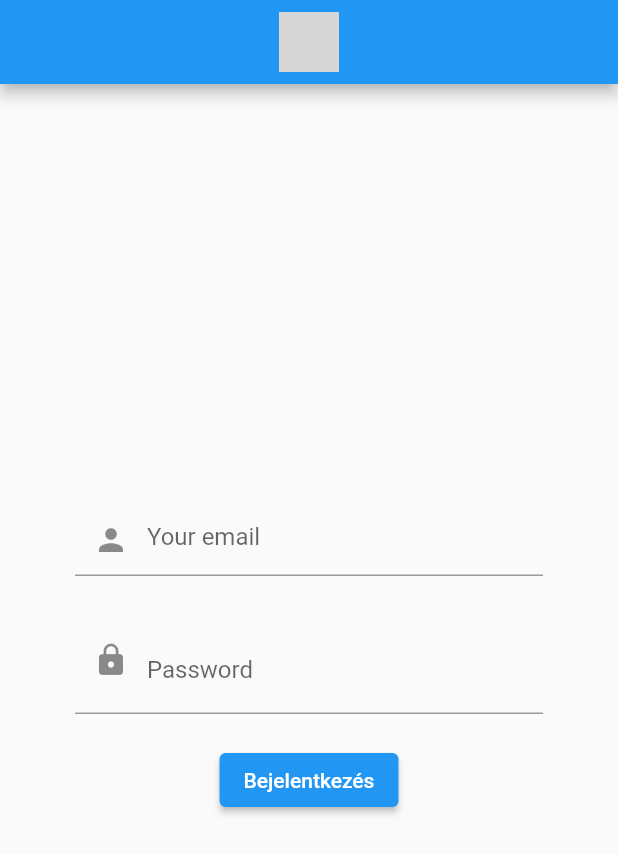
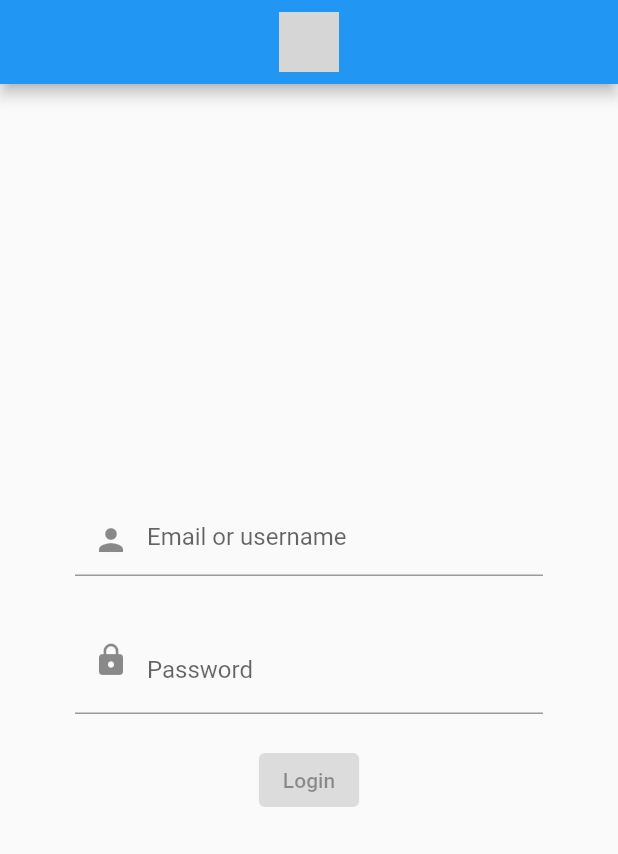
Before and after one commit to Dommma/dipterv, a Flutter app: the screen it shows after launch, on a phone screen of 412 x 824 dp. Shown: the top 854 px of the screen. Run offline on Flutter 3.47's test engine with Material 2 defaults, Android fonts, the phone set to English and light mode, and no system bars; our stand-ins replace bloc, equatable, flutter_bloc, pocketbase; network calls fail; grey boxes are pictures that could not be loaded.

Commit message:
- Finished login - NavBar without current ListTile indicator

```diff
--- a/lib/bloc/authentication/auth_state.dart
+++ b/lib/bloc/authentication/auth_state.dart
@@ -3,20 +3,24 @@ part of 'auth_cubit.dart';
 @immutable
 abstract class AuthState extends Equatable {}
 
-class AuthInitial extends AuthState {
+class AuthInitialState extends AuthState {
   final bool isPasswordViewActive;
+  final String emailText;
+  final String passwordText;
 
-  AuthInitial({required this.isPasswordViewActive});
+  AuthInitialState({isPasswordViewActive, emailText, passwordText})
+  : isPasswordViewActive = isPasswordViewActive ?? true,
+  emailText = emailText ?? "",
+  passwordText = passwordText ?? "";
 
   @override
-  List<Object?> get props => [isPasswordViewActive];
+  List<Object?> get props => [isPasswordViewActive, emailText, passwordText];
 }
 
 class AuthLoadingState extends AuthState {
 
   @override
   List<Object?> get props => [];
-
 }
 
 class AuthLoggedInState extends AuthState {
@@ -27,3 +31,12 @@ class AuthLoggedInState extends AuthState {
   @override
   List<Object?> get props => [userModel];
 }
+
+class AuthErrorState extends AuthState {
+  final String errorMessage;
+
+  AuthErrorState({required this.errorMessage});
+
+  @override
+  List<Object?> get props => [errorMessage];
+}
--- a/lib/main.dart
+++ b/lib/main.dart
@@ -1,6 +1,8 @@
+import 'package:dipterv/bloc/authentication/auth_cubit.dart';
 import 'package:dipterv/ui/pages/login_page.dart';
 import 'package:dipterv/ui/widgets/navbar_widget.dart';
 import 'package:flutter/material.dart';
+import 'package:flutter_bloc/flutter_bloc.dart';
 
 void main() {
   runApp(const MyApp());
@@ -11,13 +13,15 @@ class MyApp extends StatelessWidget {
 
   @override
   Widget build(BuildContext context) {
-    return MaterialApp(
-      debugShowCheckedModeBanner: false,
-      title: 'Dipterv',
-      theme: ThemeData(
-        primarySwatch: Colors.blue,
-      ),
-      home: LoginPage(),
+    return BlocProvider(
+      create: (context) => AuthCubit(),
+      child: MaterialApp(
+          debugShowCheckedModeBanner: false,
+          title: 'Dipterv',
+          theme: ThemeData(
+            primarySwatch: Colors.blue,
+          ),
+          home: LoginPage()),
     );
   }
 }
--- a/lib/models/user_model.dart
+++ b/lib/models/user_model.dart
@@ -4,9 +4,9 @@ part 'user_model.g.dart';
 
 @JsonSerializable()
 class UserModel {
-  String email, name, avatar;
+  String id, email, name, avatar, collectionId;
 
-  UserModel({required this.email, required this.name, required this.avatar});
+  UserModel({required this.id, required this.email, required this.name, required this.avatar, required this.collectionId});
 
   factory UserModel.fromJson(Map<String, dynamic> json) => _$UserModelFromJson(json);
 
--- a/lib/services/constans.dart
+++ b/lib/services/constans.dart
@@ -1,3 +1,4 @@
 import 'package:pocketbase/pocketbase.dart';
 
-final pocketBase = PocketBase('http://127.0.0.1:8090');
+final pocketBase = PocketBase('http://10.0.2.2:8090');
+const filePath = "http://10.0.2.2:8090/api/files/";
--- a/lib/ui/pages/login_page.dart
+++ b/lib/ui/pages/login_page.dart
@@ -1,8 +1,10 @@
+import 'package:dipterv/bloc/authentication/auth_cubit.dart';
+import 'package:dipterv/ui/pages/calendar_page.dart';
 import 'package:flutter/material.dart';
 import '../styles/custom_colors.dart';
+import 'package:flutter_bloc/flutter_bloc.dart';
 
 class LoginPage extends StatelessWidget {
-
   @override
   Widget build(BuildContext context) {
     return Scaffold(
@@ -10,60 +12,106 @@ class LoginPage extends StatelessWidget {
           title: Row(
             mainAxisAlignment: MainAxisAlignment.center,
             children: [
-            Image.network("https://nextgenerationtechnologies.in/uploads/page/37/flutter_logo.png", fit: BoxFit.contain, height: 40,),
+              Image.network(
+                "https://nextgenerationtechnologies.in/uploads/page/37/flutter_logo.png",
+                fit: BoxFit.contain,
+                height: 40,
+              ),
             ],
           ),
         ),
-      body: Padding(
-        padding: EdgeInsets.all(50),
+        body: BlocConsumer<AuthCubit, AuthState>(
+          listenWhen: (_, state) => state is !AuthInitialState,
+          listener: (context, state) {
+            if(state is AuthLoadingState) {
+              showDialog(
+                context: context,
+                barrierDismissible: false,
+                builder: (_) {
+                  return const Center(
+                    child: CircularProgressIndicator(
+                      strokeWidth: 2,
+                    ),
+                  );
+                },
+              );
+            }
+            if(state is AuthErrorState) {
+              ScaffoldMessenger.of(context).showSnackBar(SnackBar(content: Text(state.errorMessage)));
+            }
+            if(state is AuthLoggedInState) {
+              Navigator.pushAndRemoveUntil(context, MaterialPageRoute(builder: (_) => CalendarPage()), (route) => false);
+            }
+          },
+          buildWhen: (_, state) => state is AuthInitialState,
+          builder: (context, state) {
+            if(Navigator.canPop(context)) {
+              Navigator.pop(context);
+            }
+            if(state is AuthInitialState) {
+              print("Name: ${state.emailText}, PW: ${state.passwordText}");
+              return Padding(
+              padding: const EdgeInsets.all(50),
               child: Column(
                 mainAxisAlignment: MainAxisAlignment.center,
                 children: [
                   TextFormField(
+                    initialValue: state.emailText,
                     keyboardType: TextInputType.emailAddress,
                     textInputAction: TextInputAction.next,
                     cursorColor: CustomColor.mainColor,
-              decoration: InputDecoration(
-                hintText: "Your email",
+                    onChanged: (text) {
+                      context.read<AuthCubit>().changeUserText(text);
+                    },
+                    decoration: const InputDecoration(
+                      hintText: "Email or username",
                       prefixIcon: Padding(
-                  padding: const EdgeInsets.all(10),
+                        padding: EdgeInsets.all(10),
                         child: Icon(Icons.person),
                       ),
                     ),
                   ),
-            SizedBox(
+                  const SizedBox(
                     height: 20,
                   ),
                   TextFormField(
+                    initialValue: state.passwordText,
                     textInputAction: TextInputAction.done,
-              obscureText: true,
+                    obscureText: state.isPasswordViewActive,
                     cursorColor: CustomColor.mainColor,
+                    onChanged: (text) {
+                      context.read<AuthCubit>().changePasswordText(text);
+                    },
                     decoration: InputDecoration(
                       hintText: "Password",
-                prefixIcon: Padding(
-                  padding: const EdgeInsets.all(10),
+                      prefixIcon: const Padding(
+                        padding: EdgeInsets.all(10),
                         child: Icon(Icons.lock),
                       ),
                       suffix: IconButton(
                         onPressed: () {
-                    //ref.read(passwordFieldProvider.notifier).state = !passwordVisibilty;
+                          context.read<AuthCubit>().changePasswordView();
                         },
-                  icon: Icon(true ? Icons.visibility : Icons.visibility_off),
+                        icon: Icon(state.isPasswordViewActive ? Icons.visibility : Icons.visibility_off),
                       ),
                     ),
                   ),
-            SizedBox(
+                  const SizedBox(
                     height: 20,
                   ),
                   ElevatedButton(
-                onPressed: () {
-                  //Navigator.pushReplacement(context, MaterialPageRoute(builder: (context) => MailPage()));
-                },
-                child: const Text("Bejelentkezés"))
+                      onPressed: (state.passwordText.isEmpty || state.emailText.isEmpty) ? null
+                          : () => context.read<AuthCubit>().loginUser(state.emailText, state.passwordText),
+                      child: const Text("Login")
+                  )
                 ],
               ),
-      ),
+            );
+            } else {
+              return Container();
+            }
+          },
+        )
     );
   }
-
 }
--- a/pubspec.yaml
+++ b/pubspec.yaml
@@ -35,6 +35,7 @@ dependencies:
   flutter_bloc: ^8.1.1
   equatable: ^2.0.5
   pocketbase: ^0.5.0+1
+  table_calendar: ^3.0.8
 
   # The following adds the Cupertino Icons font to your application.
   # Use with the CupertinoIcons class for iOS style icons.
```
Also changed, not shown: lib/bloc/authentication/auth_cubit.dart (+40 -1 lines), lib/bloc/calendar/calendar_cubit.dart (added, +8 -0 lines), lib/bloc/calendar/calendar_state.dart (added, +10 -0 lines), lib/ui/pages/calendar_page.dart (added, +15 -0 lines), lib/ui/widgets/navbar_widget.dart (+34 -19 lines), lib/models/user_model.g.dart. Lines whose indentation alone changed are shown as unchanged.
